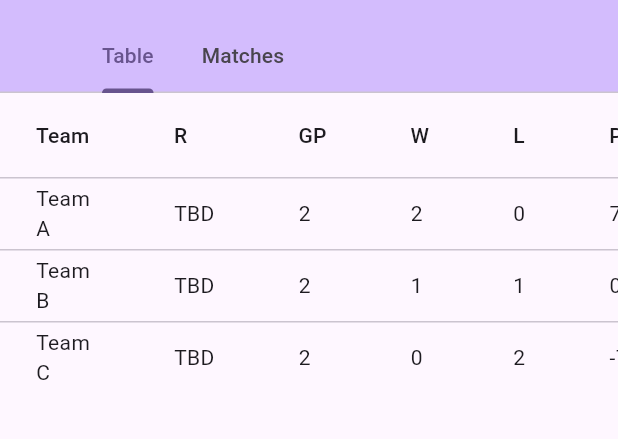
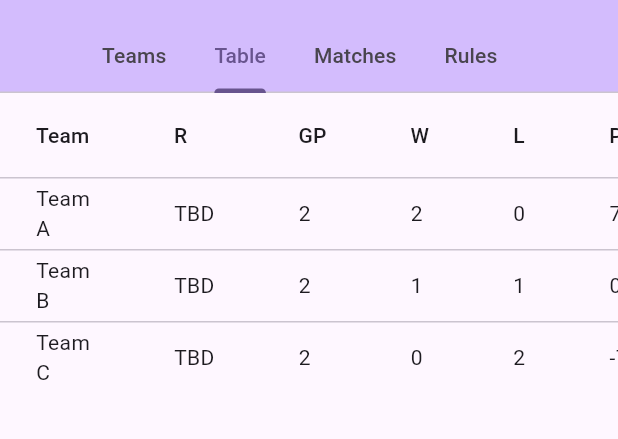
Before and after one commit to sindrehenriksen/resolve-games, a Flutter app: the screen it shows after launch, on a phone screen of 412 x 824 dp, the part 63-502 px from its top. Run offline on Flutter 3.47's test engine with Material 2 defaults, Android fonts, the phone set to English and light mode, and no system bars.

Commit message:
Add empty teams and rules tabs

```diff
--- a/lib/main.dart
+++ b/lib/main.dart
@@ -59,8 +59,10 @@
 class _ResolveGamesHomePageState extends State<ResolveGamesHomePage> {
 
   final List<Tab> tabs = const [
+    Tab(text: 'Teams'),
     Tab(text: 'Table'),
     Tab(text: 'Matches'),
+    Tab(text: 'Rules'),
   ];
 
   @override
@@ -73,6 +75,7 @@
     // than having to individually change instances of widgets.
     return DefaultTabController(
       length: tabs.length,
+      initialIndex: 1,
       child: Scaffold(
         appBar: AppBar(
           // TRY THIS: Try changing the color here to a specific color (to
@@ -93,8 +96,10 @@
           // wireframe for each widget.
           //mainAxisAlignment: MainAxisAlignment.center,
           children: [
+            Align(alignment: Alignment.topCenter, child: Text('Teams content (TBD)')),
             Align(alignment: Alignment.topCenter, child: GameTableWidget()),
-            Align(alignment: Alignment.topCenter, child: Text('Matches content')),
+            Align(alignment: Alignment.topCenter, child: Text('Matches content (TBD)')),
+            Align(alignment: Alignment.topCenter, child: Text('Rules and regulations content (TBD)')),
           ],
         ),
       ),
```
